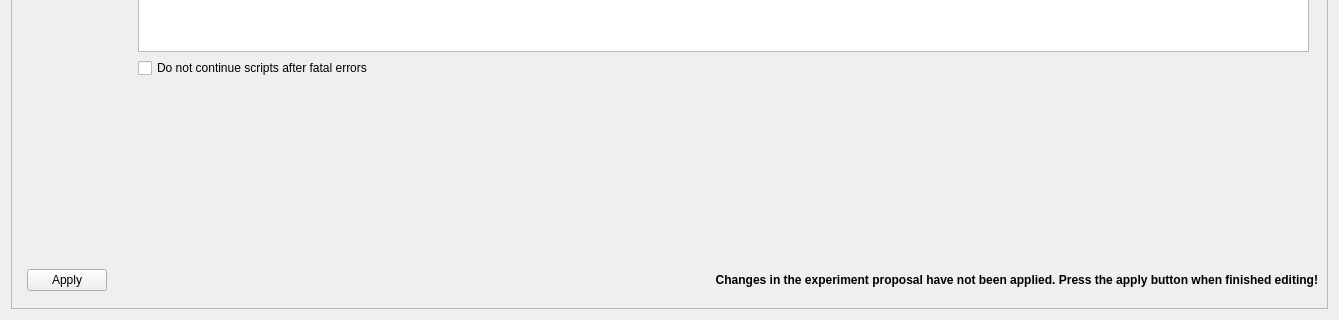
Before: the Qt Designer form nicos_ess/gui/panels/ui_files/setup_exp.ui in ebadkamil/nicos, drawn with Qt 5; both pictures show x 0 to 1339 and y 463 to 783 of the 1339 by 783 pixel window.
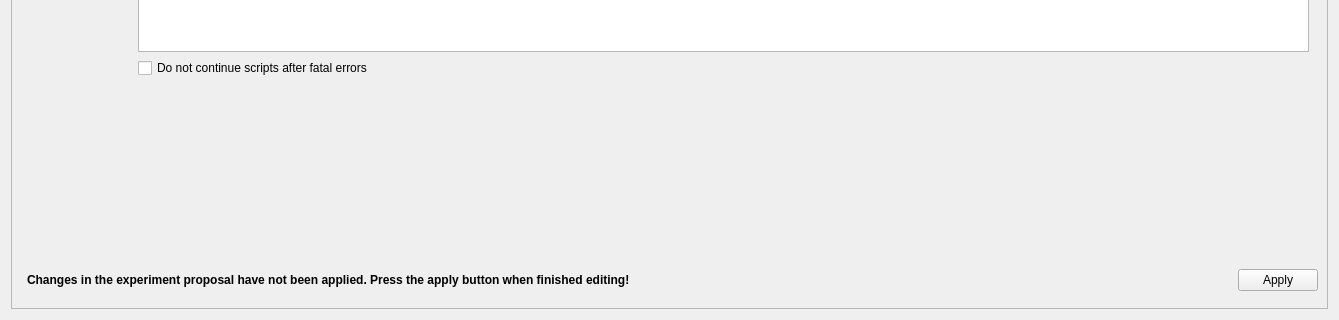
After: the same form once the commit is applied.

Commit message: Align the apply button to right and label to left

What changed in the file:
```diff
--- a/nicos_ess/gui/panels/ui_files/setup_exp.ui
+++ b/nicos_ess/gui/panels/ui_files/setup_exp.ui
@@ -264,16 +264,6 @@
         <property name="bottomMargin">
          <number>8</number>
         </property>
-        <item>
-         <widget class="QDialogButtonBox" name="buttonBox">
-          <property name="layoutDirection">
-           <enum>Qt::RightToLeft</enum>
-          </property>
-          <property name="standardButtons">
-           <set>QDialogButtonBox::Apply</set>
-          </property>
-         </widget>
-        </item>
         <item>
          <widget class="QLabel" name="applyWarningLabel">
           <property name="font">
@@ -286,13 +276,23 @@
            <string>Changes in the experiment proposal have not been applied. Press the apply button when finished editing!</string>
           </property>
           <property name="alignment">
-           <set>Qt::AlignRight|Qt::AlignTrailing|Qt::AlignVCenter</set>
+           <set>Qt::AlignLeading|Qt::AlignLeft|Qt::AlignVCenter</set>
           </property>
           <property name="textInteractionFlags">
            <set>Qt::NoTextInteraction</set>
           </property>
          </widget>
         </item>
+        <item>
+         <widget class="QDialogButtonBox" name="buttonBox">
+          <property name="layoutDirection">
+           <enum>Qt::LeftToRight</enum>
+          </property>
+          <property name="standardButtons">
+           <set>QDialogButtonBox::Apply</set>
+          </property>
+         </widget>
+        </item>
        </layout>
       </item>
      </layout>
```
The commit also changes 1 other file.
